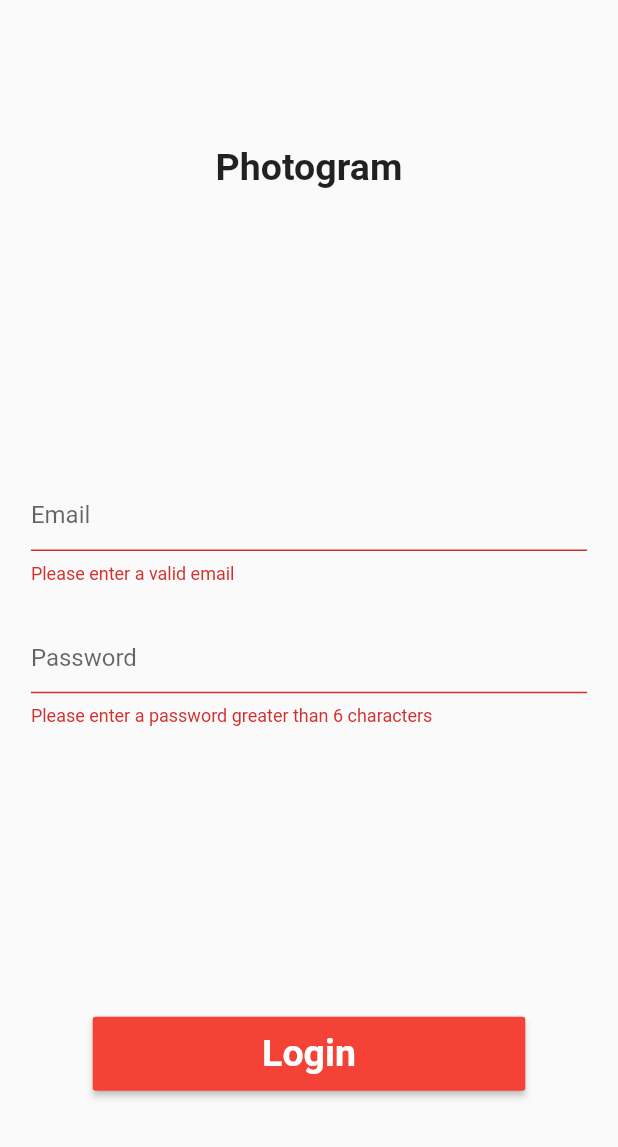
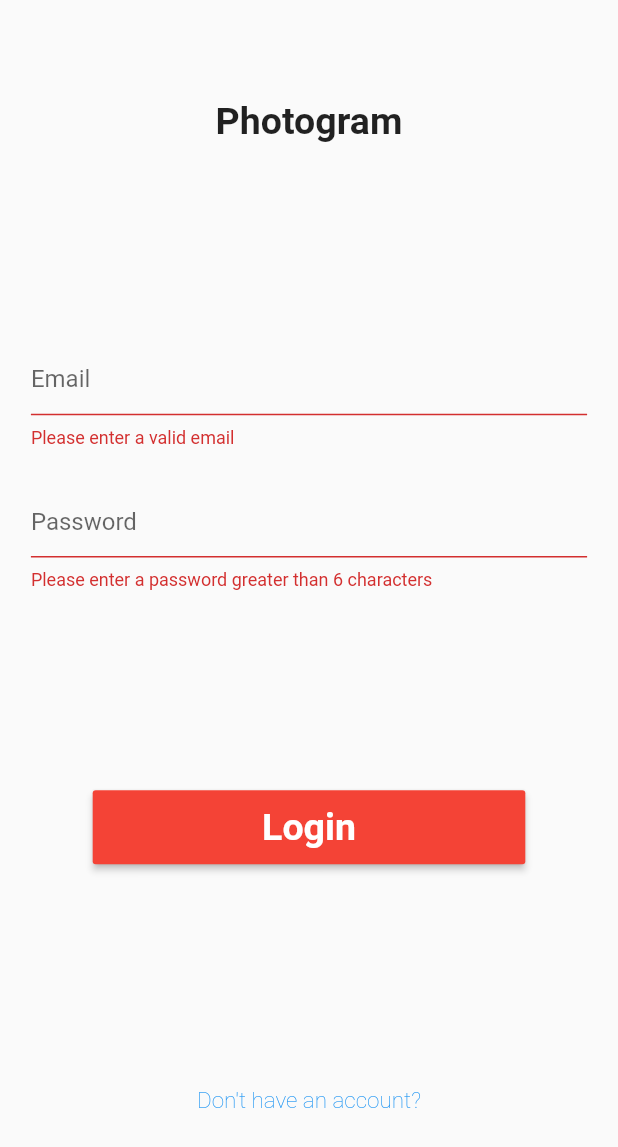
Before and after one commit to nograve/photogram, a Flutter app: the screen it shows after launch, after a tap on "Login", on a phone screen of 412 x 824 dp. Shown: the top 1147 px of the screen. Run offline on Flutter 3.47's test engine with Material 2 defaults, Android fonts, the light colour scheme and no system bars.

Commit message:
creating link to register page

```diff
--- a/lib/pages/login_page.dart
+++ b/lib/pages/login_page.dart
@@ -2,6 +2,7 @@ import 'package:flutter/material.dart';
 
 import 'package:photogram/widgets/login_button.dart';
 import 'package:photogram/widgets/login_form.dart';
+import 'package:photogram/widgets/register_page_link.dart';
 import 'package:photogram/widgets/title_widget.dart';
 
 class LoginPage extends StatelessWidget {
@@ -22,9 +23,10 @@ class LoginPage extends StatelessWidget {
               mainAxisSize: MainAxisSize.max,
               crossAxisAlignment: CrossAxisAlignment.center,
               children: [
-                TitleWidget(),
+                const TitleWidget(),
                 LoginForm(loginFormKey: loginFormKey),
                 LoginButton(loginFormKey: loginFormKey),
+                RegisterPageLink(),
               ],
             ),
           ),
--- /dev/null
+++ b/lib/widgets/register_page_link.dart
@@ -0,0 +1,27 @@
+import 'package:flutter/material.dart';
+
+import 'package:photogram/pages/register_page.dart';
+
+class RegisterPageLink extends StatelessWidget {
+  const RegisterPageLink({super.key});
+
+  @override
+  Widget build(BuildContext context) {
+    return TextButton(
+      onPressed: () => Navigator.push(
+        context,
+        MaterialPageRoute(
+          builder: (context) => const RegisterPage(),
+        ),
+      ),
+      child: const Text(
+        'Don\'t have an account?',
+        style: TextStyle(
+          color: Colors.blue,
+          fontSize: 15,
+          fontWeight: FontWeight.w200,
+        ),
+      ),
+    );
+  }
+}
```
